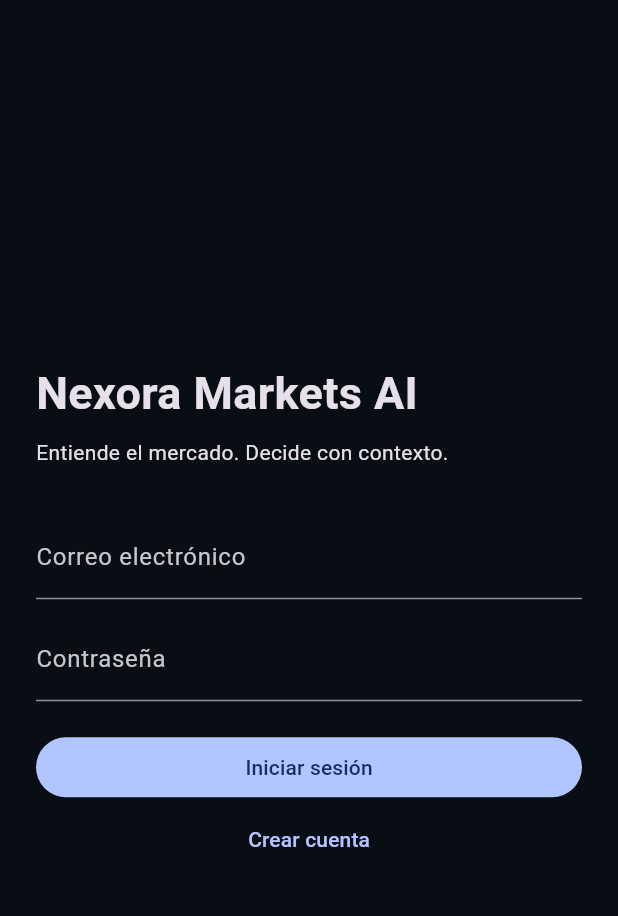
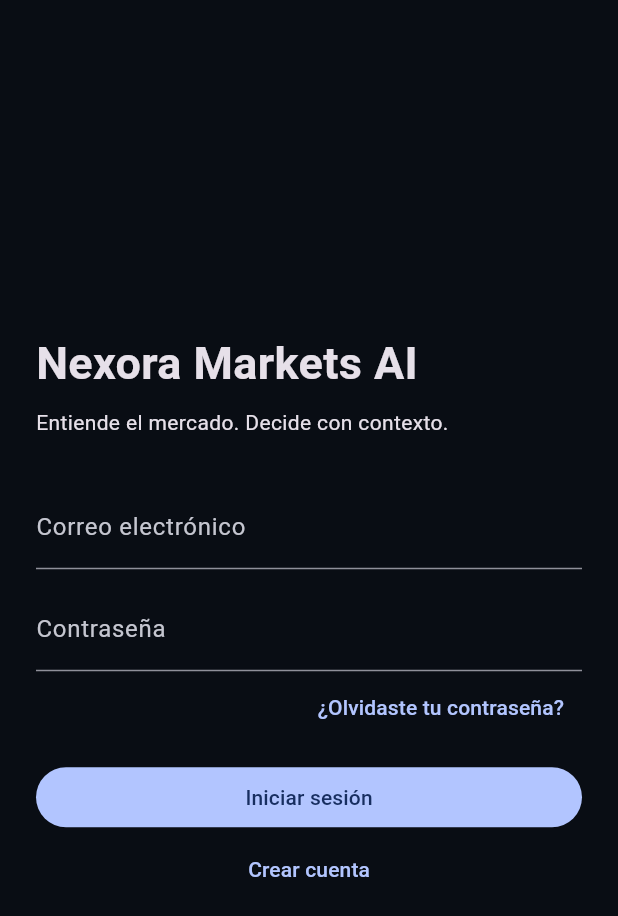
Before and after one commit to alonsoarancibia281-stack/Nexora, a Flutter app: the screen it shows after launch, on a phone screen of 412 x 824 dp. Shown: the top 916 px of the screen. Run offline on Flutter 3.47's test engine with Material 3 defaults, Android fonts, the phone set to English and light mode, and no system bars; our stand-ins replace flutter_dotenv, flutter_riverpod, go_router, supabase_flutter; accounts and stored records are empty.

Commit message:
phase 1: link password recovery

```diff
--- a/lib/features/authentication/presentation/login_screen.dart
+++ b/lib/features/authentication/presentation/login_screen.dart
@@ -44,8 +44,9 @@ class _LoginScreenState extends State<LoginScreen> {
           TextFormField(controller: email, validator: Validators.email, keyboardType: TextInputType.emailAddress, decoration: const InputDecoration(labelText: 'Correo electrónico')),
           const SizedBox(height: 12),
           TextFormField(controller: password, validator: Validators.password, obscureText: true, decoration: const InputDecoration(labelText: 'Contraseña')),
+          Align(alignment: Alignment.centerRight, child: TextButton(onPressed: () => context.go('/forgot-password'), child: const Text('¿Olvidaste tu contraseña?'))),
           if (error != null) Padding(padding: const EdgeInsets.only(top: 12), child: Text(error!)),
-          const SizedBox(height: 20),
+          const SizedBox(height: 12),
           FilledButton(onPressed: loading ? null : submit, child: Text(loading ? 'Ingresando…' : 'Iniciar sesión')),
           TextButton(onPressed: () => context.go('/register'), child: const Text('Crear cuenta')),
         ]),
```
